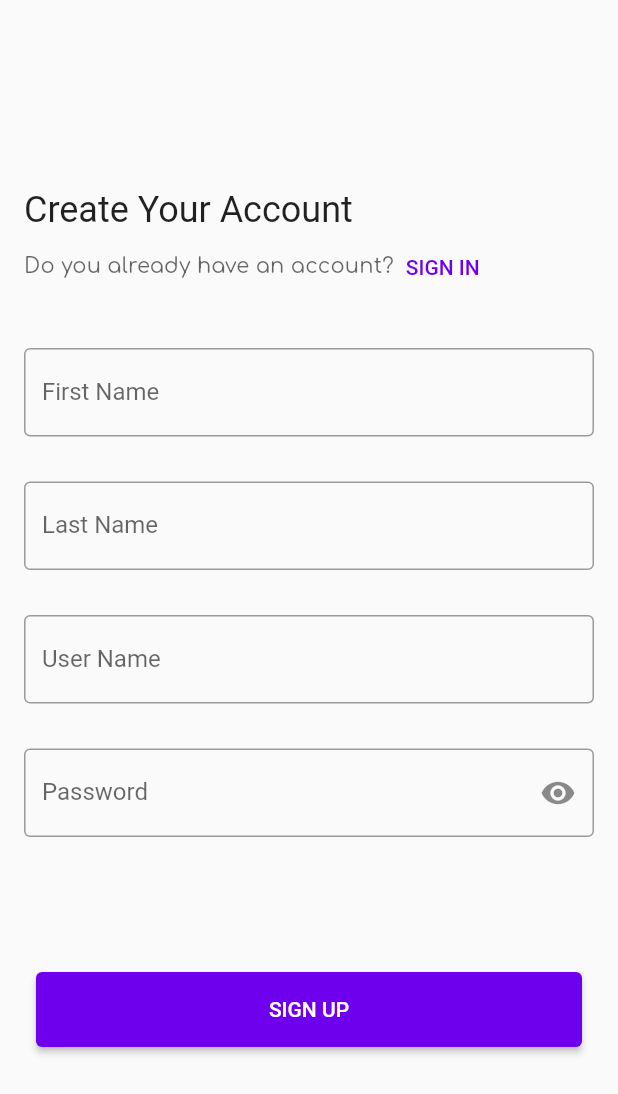
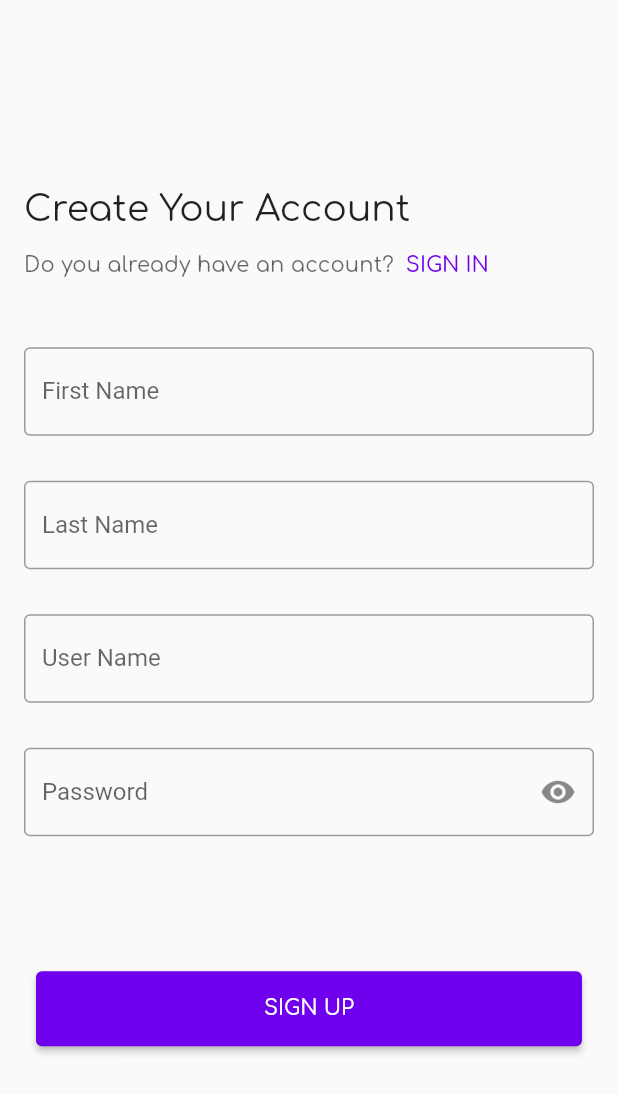
Before and after one commit to VariantAbdulaziz/Qelem, a Flutter app: the RegistrationScreen screen opened by its route, on a phone screen of 412 x 824 dp. Shown: the top 1094 px of the screen. Run offline on Flutter 3.47's test engine with Material 2 defaults, Android fonts, the phone set to English and light mode, and no system bars; our stand-ins replace bloc, freezed_annotation, go_router, google_fonts, shared_preferences; accounts and stored records are empty.

Commit message:
add more theme cutomizations

```diff
--- a/qelem/lib/common/qelem_theme.dart
+++ b/qelem/lib/common/qelem_theme.dart
@@ -6,11 +6,24 @@ import 'app_palette.dart';
 class QelemTheme {
   static ThemeData qelemTheme = ThemeData(
     textTheme: TextTheme(
-        headline6: GoogleFonts.comfortaa(),
-        subtitle2: GoogleFonts.comfortaa(color: Colors.black.withOpacity(0.6)),
-        bodyText2: GoogleFonts.comfortaa(color: Colors.black87)),
+      button: GoogleFonts.comfortaa(),
+      headline5: GoogleFonts.comfortaa(),
+      headline6: GoogleFonts.comfortaa(),
+      subtitle2: GoogleFonts.comfortaa(color: Colors.black.withOpacity(0.6)),
+      bodyText2: GoogleFonts.comfortaa(color: Colors.black87),
+      bodyText1: GoogleFonts.comfortaa(color: Colors.black87),
+    ),
+    primaryTextTheme: TextTheme(
+      button: GoogleFonts.comfortaa(),
+      headline5: GoogleFonts.comfortaa(),
+      headline6: GoogleFonts.comfortaa(),
+      subtitle2: GoogleFonts.comfortaa(),
+      bodyText2: GoogleFonts.comfortaa(),
+      bodyText1: GoogleFonts.comfortaa(),
+    ),
     primarySwatch: AppPalette.qelemPurple,
     bottomNavigationBarTheme: BottomNavigationBarThemeData(
+      backgroundColor: AppPalette.qelemPurple,
       selectedLabelStyle: const TextStyle(color: Colors.white),
       unselectedLabelStyle: TextStyle(color: Colors.white.withOpacity(0.75)),
       selectedItemColor: Colors.white,
```
